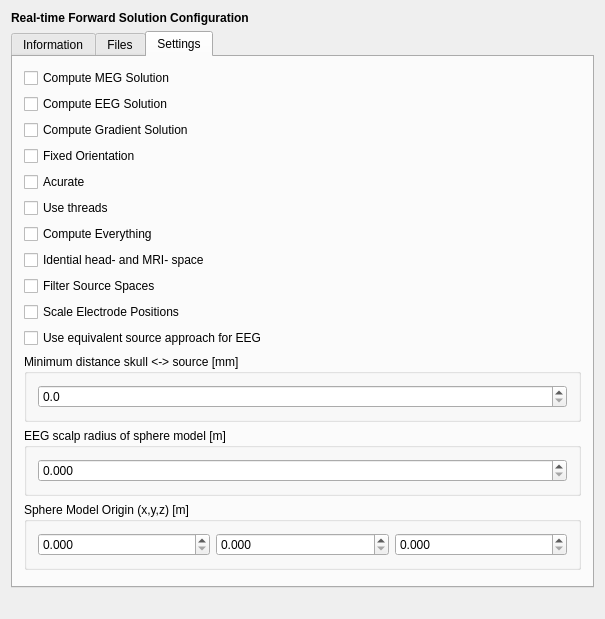
Qt form applications/mne_scan/plugins/rtfwd/FormFiles/rtfwdsetup.ui (mne-tools/mne-cpp) before a commit.
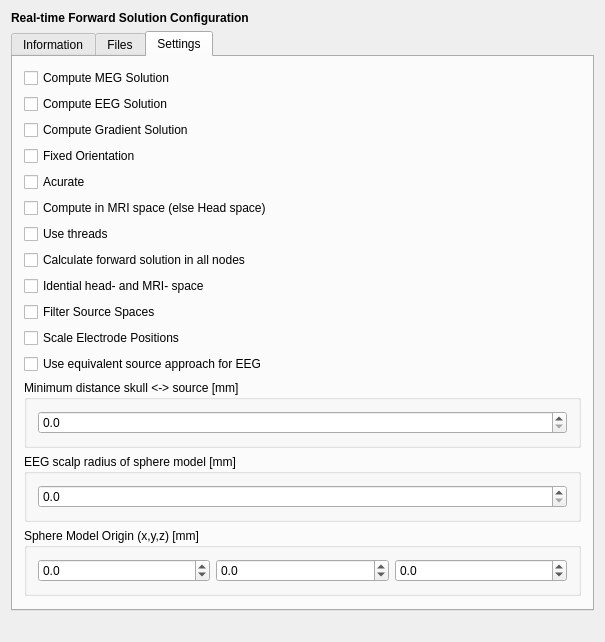
The same form after that commit.

Commit message: ENH,MAINT: renaming functions and connect checkboxes

The edit to the form file:
```diff
--- a/applications/mne_scan/plugins/rtfwd/FormFiles/rtfwdsetup.ui
+++ b/applications/mne_scan/plugins/rtfwd/FormFiles/rtfwdsetup.ui
@@ -7,7 +7,7 @@
     <x>0</x>
     <y>0</y>
     <width>603</width>
-    <height>607</height>
+    <height>633</height>
    </rect>
   </property>
   <property name="windowTitle">
@@ -333,6 +333,13 @@
          </property>
         </widget>
        </item>
+       <item>
+        <widget class="QCheckBox" name="m_check_bCoordframe">
+         <property name="text">
+          <string>Compute in MRI space (else Head space)</string>
+         </property>
+        </widget>
+       </item>
        <item>
         <widget class="QCheckBox" name="m_check_bUseThreads">
          <property name="text">
@@ -343,7 +350,7 @@
        <item>
         <widget class="QCheckBox" name="m_check_bDoAll">
          <property name="text">
-          <string>Compute Everything</string>
+          <string>Calculate forward solution in all nodes</string>
          </property>
         </widget>
        </item>
@@ -394,13 +401,16 @@
        <item>
         <widget class="QGroupBox" name="EegScalpRadius">
          <property name="title">
-          <string>EEG scalp radius of sphere model [m]</string>
+          <string>EEG scalp radius of sphere model [mm]</string>
          </property>
          <layout class="QVBoxLayout" name="verticalLayout_5">
           <item>
            <widget class="QDoubleSpinBox" name="m_doubleSpinBox_dEegSphereRad">
             <property name="decimals">
-             <number>3</number>
+             <number>1</number>
+            </property>
+            <property name="maximum">
+             <double>500.000000000000000</double>
             </property>
             <property name="singleStep">
              <double>0.010000000000000</double>
@@ -413,13 +423,19 @@
        <item>
         <widget class="QGroupBox" name="EEGModelOrigin">
          <property name="title">
-          <string>Sphere Model Origin (x,y,z) [m]</string>
+          <string>Sphere Model Origin (x,y,z) [mm]</string>
          </property>
          <layout class="QGridLayout" name="gridLayout">
           <item row="0" column="0">
            <widget class="QDoubleSpinBox" name="m_doubleSpinBox_dVecR0x">
             <property name="decimals">
-             <number>3</number>
+             <number>1</number>
+            </property>
+            <property name="minimum">
+             <double>-500.000000000000000</double>
+            </property>
+            <property name="maximum">
+             <double>500.000000000000000</double>
             </property>
             <property name="singleStep">
              <double>0.010000000000000</double>
@@ -429,7 +445,13 @@
           <item row="0" column="2">
            <widget class="QDoubleSpinBox" name="m_doubleSpinBox_dVecR0z">
             <property name="decimals">
-             <number>3</number>
+             <number>1</number>
+            </property>
+            <property name="minimum">
+             <double>-500.000000000000000</double>
+            </property>
+            <property name="maximum">
+             <double>500.000000000000000</double>
             </property>
             <property name="singleStep">
              <double>0.010000000000000</double>
@@ -439,7 +461,13 @@
           <item row="0" column="1">
            <widget class="QDoubleSpinBox" name="m_doubleSpinBox_dVecR0y">
             <property name="decimals">
-             <number>3</number>
+             <number>1</number>
+            </property>
+            <property name="minimum">
+             <double>-500.000000000000000</double>
+            </property>
+            <property name="maximum">
+             <double>500.000000000000000</double>
             </property>
             <property name="singleStep">
              <double>0.010000000000000</double>
```
Left out of the diff: 17 changed lines with no effect on the pictures. The commit also changes 2 other files.
